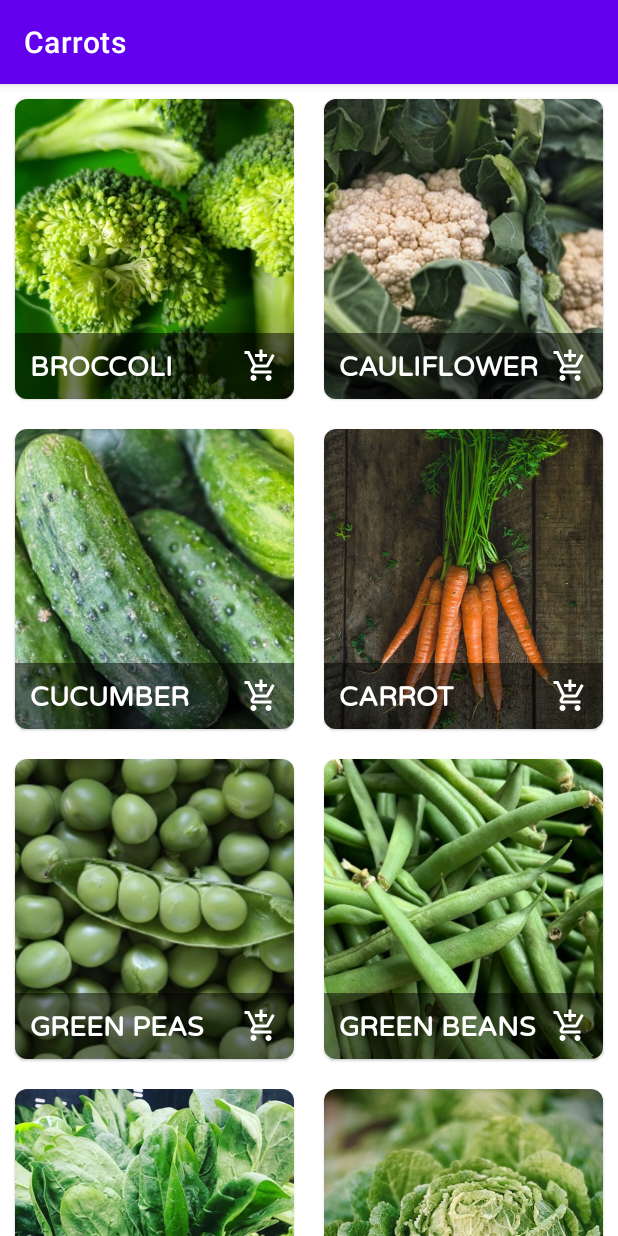
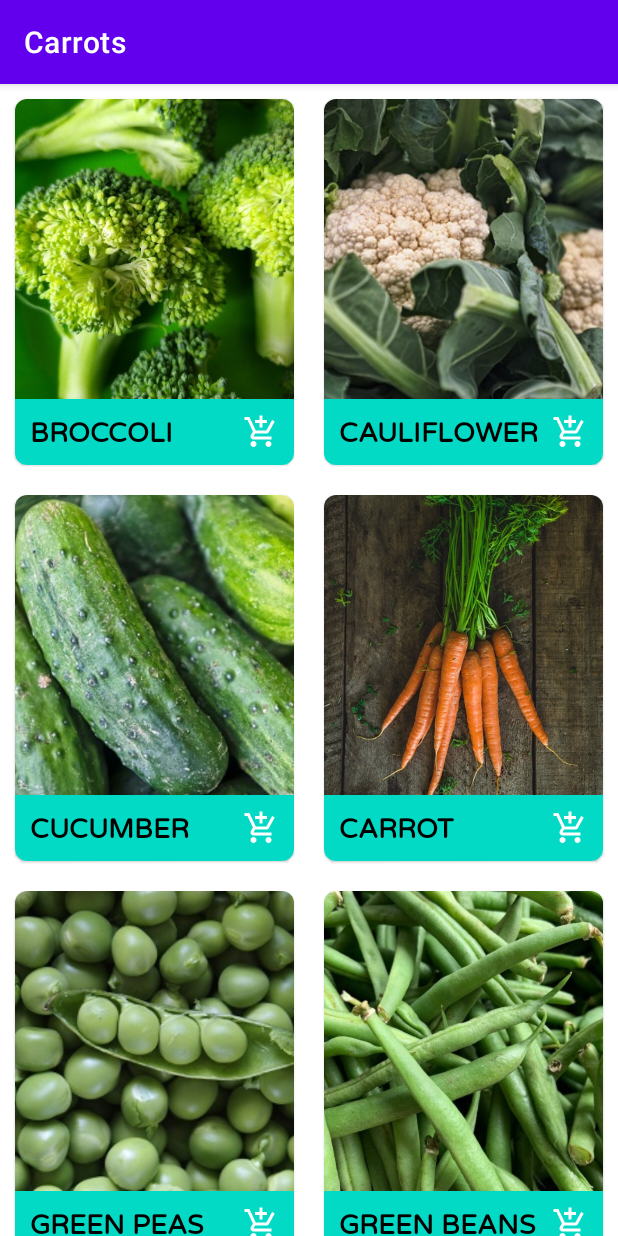
Before and after one commit to Teemone/Carrots, an Android app: the screen it shows after launch (MainActivity), on a phone screen of 412 x 824 dp. Run offline under Robolectric (Android 15) with nearby library versions, the phone set to English and light mode, and no system bars; our stand-ins replace data binding, navigation-ui.

Commit message:
Extracted string resources and added a content description for the imageButton

```diff
--- a/app/src/main/res/layout/recycler_view_item.xml
+++ b/app/src/main/res/layout/recycler_view_item.xml
@@ -1,71 +1,61 @@
 <?xml version="1.0" encoding="utf-8"?>
 
-<com.google.android.material.card.MaterialCardView
-        xmlns:android="http://schemas.android.com/apk/res/android"
+<com.google.android.material.card.MaterialCardView xmlns:android="http://schemas.android.com/apk/res/android"
     xmlns:app="http://schemas.android.com/apk/res-auto"
     xmlns:tools="http://schemas.android.com/tools"
     android:id="@+id/cardView"
     android:layout_width="match_parent"
     android:layout_height="wrap_content"
+    android:layout_margin="10dp"
     android:maxHeight="300dp"
     app:cardCornerRadius="8dp"
-        android:layout_margin="10dp"
-        app:layout_constraintTop_toTopOf="parent"
     app:layout_constraintEnd_toEndOf="parent"
-        app:layout_constraintStart_toStartOf="parent">
+    app:layout_constraintStart_toStartOf="parent"
+    app:layout_constraintTop_toTopOf="parent">
 
-        <FrameLayout
+    <LinearLayout
         android:layout_width="match_parent"
         android:layout_height="match_parent"
-            >
+        android:orientation="vertical">
+
         <ImageView
             android:id="@+id/iv_vegetable"
             android:layout_width="match_parent"
             android:layout_height="200dp"
+            android:contentDescription="@string/image_of_a_vegetable"
+            android:maxHeight="250dp"
             android:minHeight="200dp"
-                android:maxHeight="250dp"
-                android:contentDescription="Picture of a cabbage"
             android:scaleType="centerCrop"
-                tools:src="@drawable/broc"/>
+            tools:src="@drawable/broc" />
 
         <LinearLayout
             android:layout_width="match_parent"
             android:layout_height="wrap_content"
             android:layout_gravity="bottom"
-                android:background="@color/black_a50"
-                android:padding="10dp"
-                >
+            android:background="?colorSecondary"
+            android:padding="10dp">
+
             <TextView
                 android:id="@+id/tv_name"
                 android:layout_width="0dp"
                 android:layout_height="wrap_content"
                 android:layout_weight="0.5"
-                    android:textAppearance="@style/TextAppearance.AppCompat.Medium"
-                    android:textStyle="bold"
-                    android:textColor="@color/white"
                 android:fontFamily="@font/varela"
                 android:textAllCaps="true"
-                    tools:text="Broccoli"
-                    />
+                android:textAppearance="@style/TextAppearance.AppCompat.Medium"
+                android:textColor="?colorOnSecondary"
+                android:textStyle="bold"
+                tools:text="Broccoli" />
 
             <ImageButton
                 android:id="@+id/btn_add"
                 android:layout_width="24dp"
                 android:layout_height="24dp"
+                android:layout_gravity="center_vertical"
                 android:background="@drawable/ic_add_to_cart"
-                    android:layout_gravity="center_vertical"
-                    />
+                android:contentDescription="@string/purchase_a_vegetable_button" />
 
         </LinearLayout>
-        </FrameLayout>
-
-        <LinearLayout
-            android:layout_width="match_parent"
-            android:orientation="vertical"
-            android:layout_height="wrap_content">
-
-
-
     </LinearLayout>
 
 </com.google.android.material.card.MaterialCardView>
```
Lines whose indentation alone changed are shown as unchanged.
